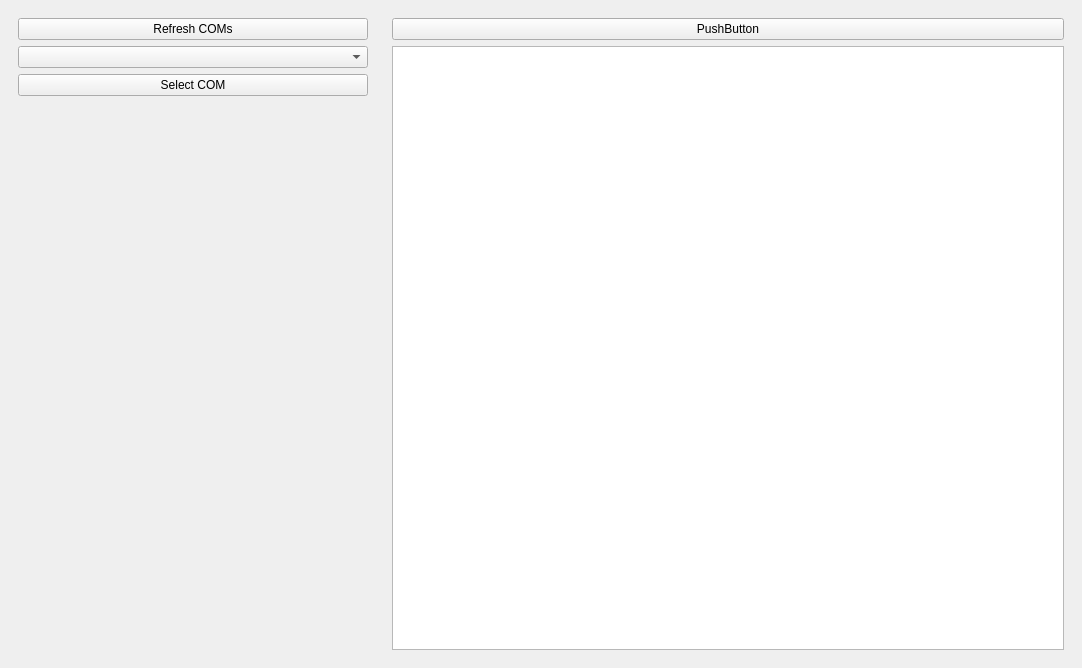
Old version of the form qt-desktop/burner/mainwindow.ui in the repository savukhin/slyfox-burner-2.
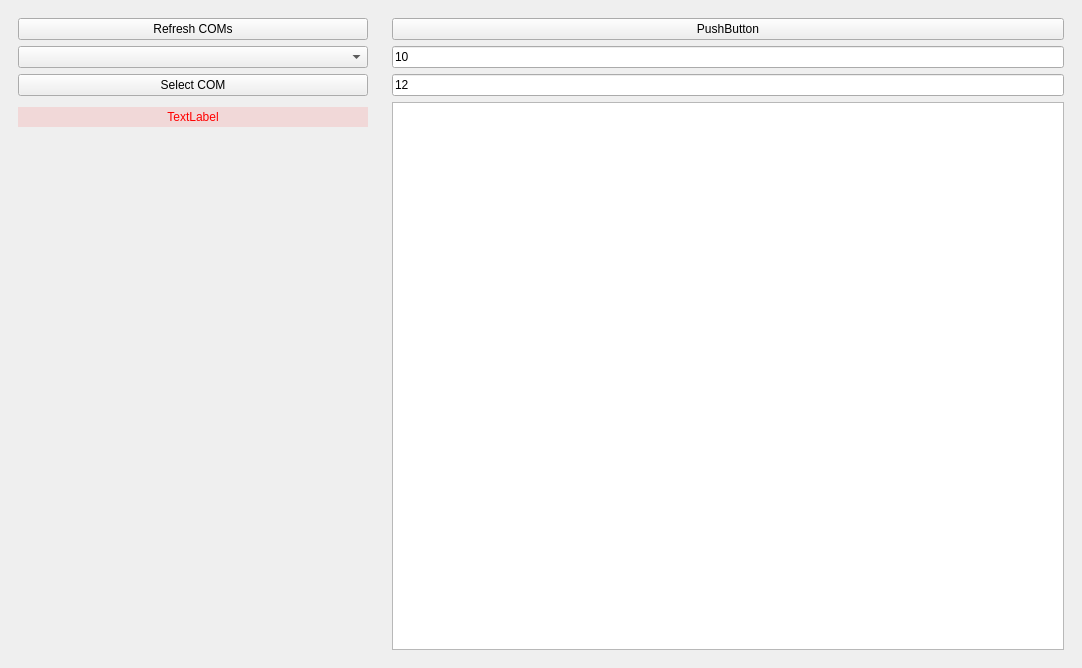
New version of the form. The open tabs and pages were chosen to show the change.

```diff
--- a/qt-desktop/burner/mainwindow.ui
+++ b/qt-desktop/burner/mainwindow.ui
@@ -172,6 +172,37 @@
              </property>
             </widget>
            </item>
+           <item>
+            <spacer name="verticalSpacer_3">
+             <property name="orientation">
+              <enum>Qt::Vertical</enum>
+             </property>
+             <property name="sizeType">
+              <enum>QSizePolicy::Fixed</enum>
+             </property>
+             <property name="sizeHint" stdset="0">
+              <size>
+               <width>2</width>
+               <height>5</height>
+              </size>
+             </property>
+            </spacer>
+           </item>
+           <item>
+            <widget class="QLabel" name="connectionErrorsLabel">
+             <property name="styleSheet">
+              <string notr="true">color: rgb(255, 0, 0);
+background-color: rgba(255, 0, 0, 0.1);
+padding: 3px;</string>
+             </property>
+             <property name="text">
+              <string>TextLabel</string>
+             </property>
+             <property name="alignment">
+              <set>Qt::AlignCenter</set>
+             </property>
+            </widget>
+           </item>
            <item>
             <spacer name="verticalSpacer_2">
              <property name="orientation">
@@ -736,6 +767,26 @@
            </property>
           </widget>
          </item>
+         <item>
+          <widget class="QLineEdit" name="currentXInput">
+           <property name="text">
+            <string>10</string>
+           </property>
+           <property name="readOnly">
+            <bool>true</bool>
+           </property>
+          </widget>
+         </item>
+         <item>
+          <widget class="QLineEdit" name="currentYInput">
+           <property name="text">
+            <string>12</string>
+           </property>
+           <property name="readOnly">
+            <bool>true</bool>
+           </property>
+          </widget>
+         </item>
          <item>
           <widget class="QTextBrowser" name="textBrowser"/>
          </item>
```
Left out of the diff: 9 changed lines with no effect on the pictures.
